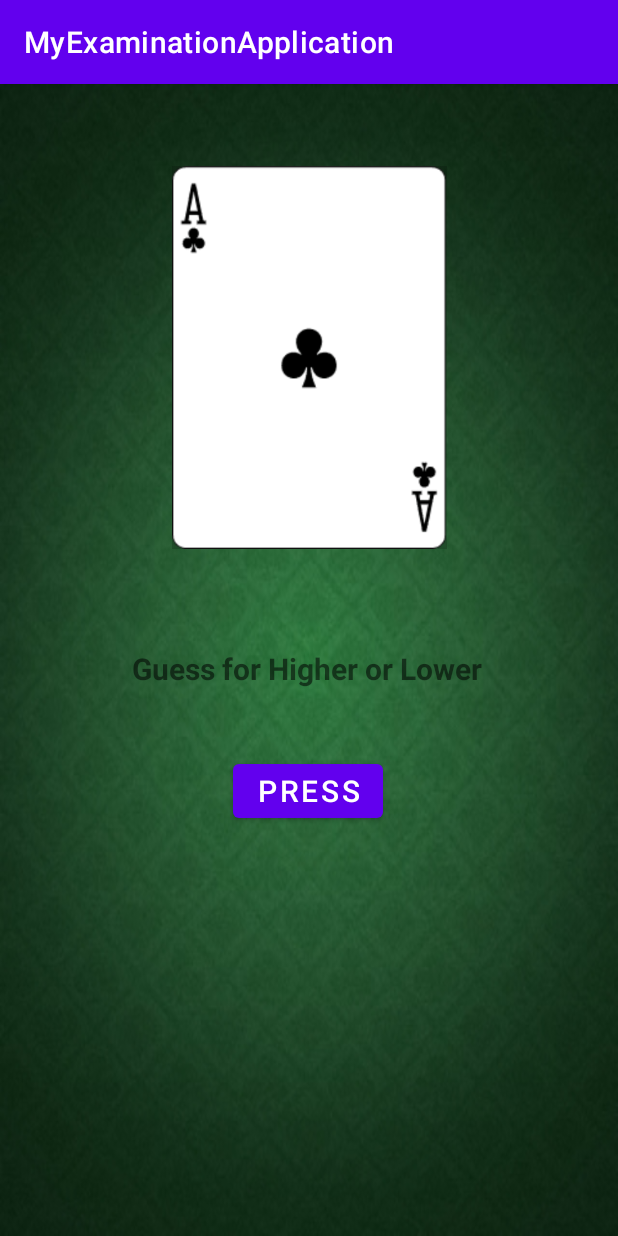
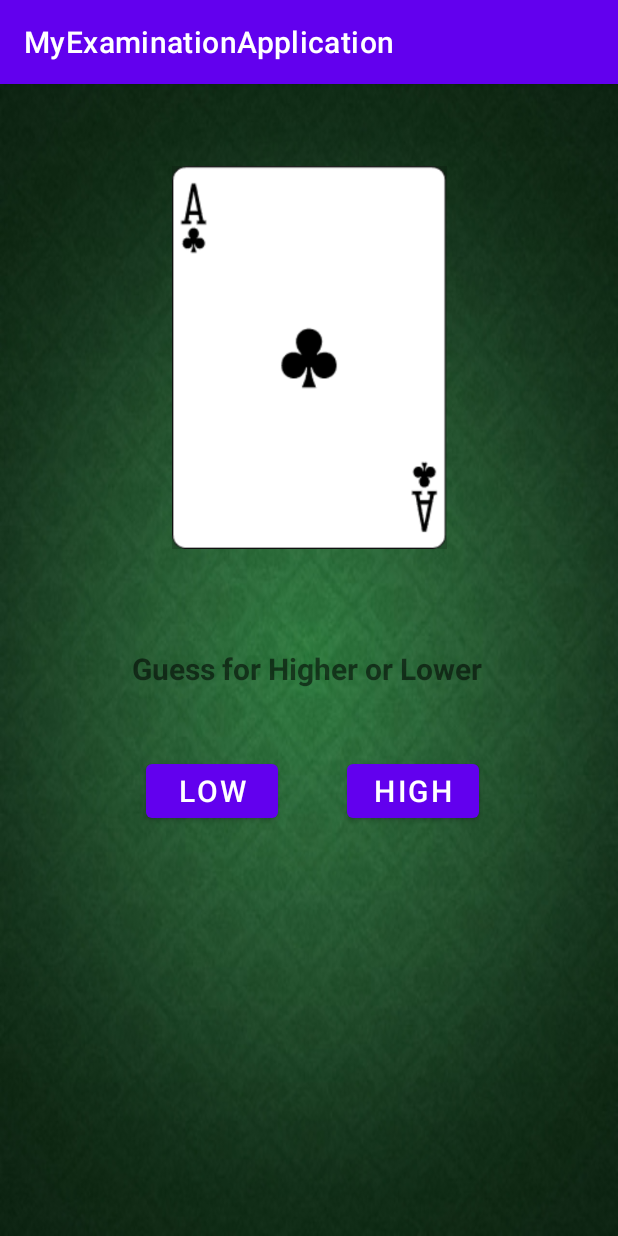
Before and after one commit to JonasB91/CardgameExamApp, an Android app: the screen it shows after launch (MainActivity), on a phone screen of 412 x 824 dp. Run offline under Robolectric (Android 15) with nearby library versions, the phone set to English and light mode, and no system bars.

Commit message:
Bytte till high/low knappar

```diff
--- a/app/src/main/java/com/example/myexaminationapplication/MainActivity.kt
+++ b/app/src/main/java/com/example/myexaminationapplication/MainActivity.kt
@@ -2,11 +2,9 @@ package com.example.myexaminationapplication
 
 import androidx.appcompat.app.AppCompatActivity
 import android.os.Bundle
-import android.view.View
 import android.widget.Button
 import android.widget.ImageView
 import android.widget.TextView
-import org.w3c.dom.Text
 
 class MainActivity : AppCompatActivity() {
     lateinit var textView: TextView
@@ -20,12 +18,17 @@ class MainActivity : AppCompatActivity() {
         textView = findViewById(R.id.questionView)
         imageView = findViewById(R.id.mainImage)
 
+        val buttonHigh = findViewById<Button>(R.id.buttonPressHigh)
+        buttonHigh.setOnClickListener {
+            buttonPressed()
+        }
+        val buttonLow = findViewById<Button>(R.id.buttonPressLow)
+        buttonLow.setOnClickListener {
+            buttonPressed()
+        }
+    }
 
-        val button = findViewById<Button>(R.id.buttonPress)
 
-        button.text = "Press"
-
-    }
 
     fun getImageResource(number: String): Int {
         return when (number) {
@@ -88,7 +91,8 @@ class MainActivity : AppCompatActivity() {
         }
     }
 
-    fun buttonPressed(view: View) {
+
+    fun buttonPressed() {
         val randomN = (1..52).random().toString()
 
         val image = getImageResource(randomN)
@@ -97,6 +101,4 @@ class MainActivity : AppCompatActivity() {
     }
 
 
-
-
 }
--- a/app/src/main/res/layout/activity_main.xml
+++ b/app/src/main/res/layout/activity_main.xml
@@ -8,15 +8,15 @@
     tools:context=".MainActivity">
 
     <Button
-        android:id="@+id/buttonPress"
+        android:id="@+id/buttonPressHigh"
         android:layout_width="wrap_content"
         android:layout_height="wrap_content"
         android:layout_marginTop="44dp"
         android:onClick="buttonPressed"
-        android:text="Press"
+        android:text="High"
         android:textSize="20sp"
         app:layout_constraintEnd_toEndOf="parent"
-        app:layout_constraintHorizontal_bias="0.498"
+        app:layout_constraintHorizontal_bias="0.715"
         app:layout_constraintStart_toStartOf="parent"
         app:layout_constraintTop_toBottomOf="@+id/questionView" />
 
@@ -45,4 +45,17 @@
         app:layout_constraintVertical_bias="0.445"
         app:srcCompat="@drawable/clubsoface" />
 
+    <Button
+        android:id="@+id/buttonPressLow"
+        android:layout_width="wrap_content"
+        android:layout_height="wrap_content"
+        android:layout_marginTop="44dp"
+        android:onClick="buttonPressed"
+        android:text="Low"
+        android:textSize="20sp"
+        app:layout_constraintEnd_toStartOf="@+id/buttonPressHigh"
+        app:layout_constraintHorizontal_bias="0.677"
+        app:layout_constraintStart_toStartOf="parent"
+        app:layout_constraintTop_toBottomOf="@+id/questionView" />
+
 </androidx.constraintlayout.widget.ConstraintLayout>
```
